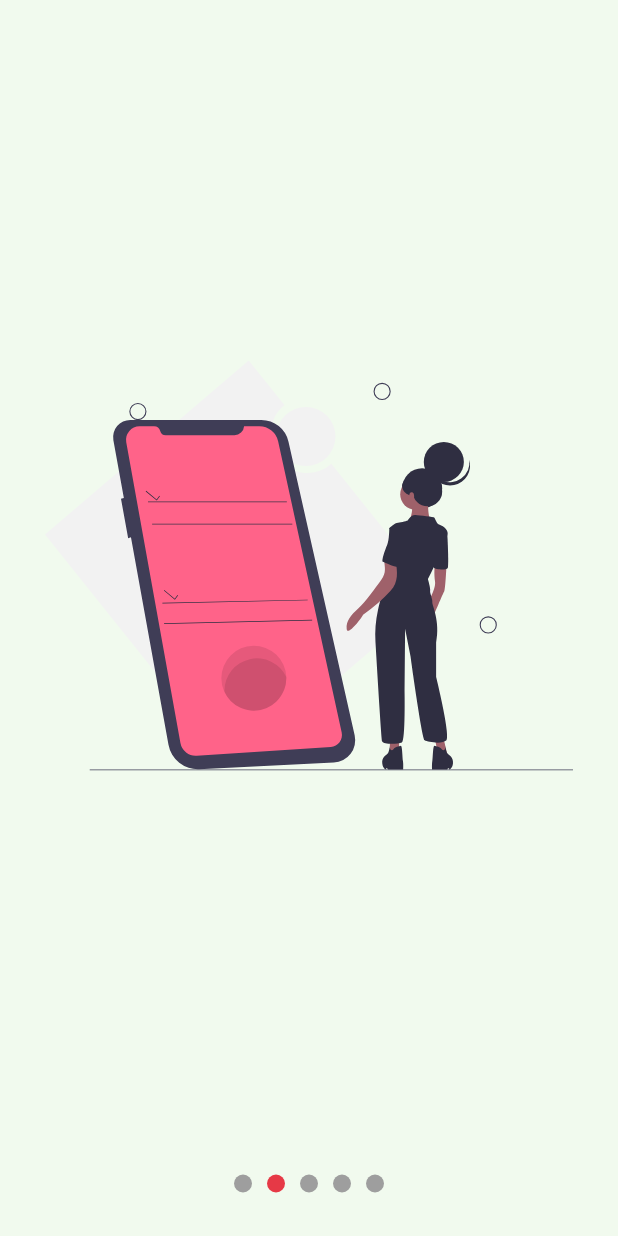
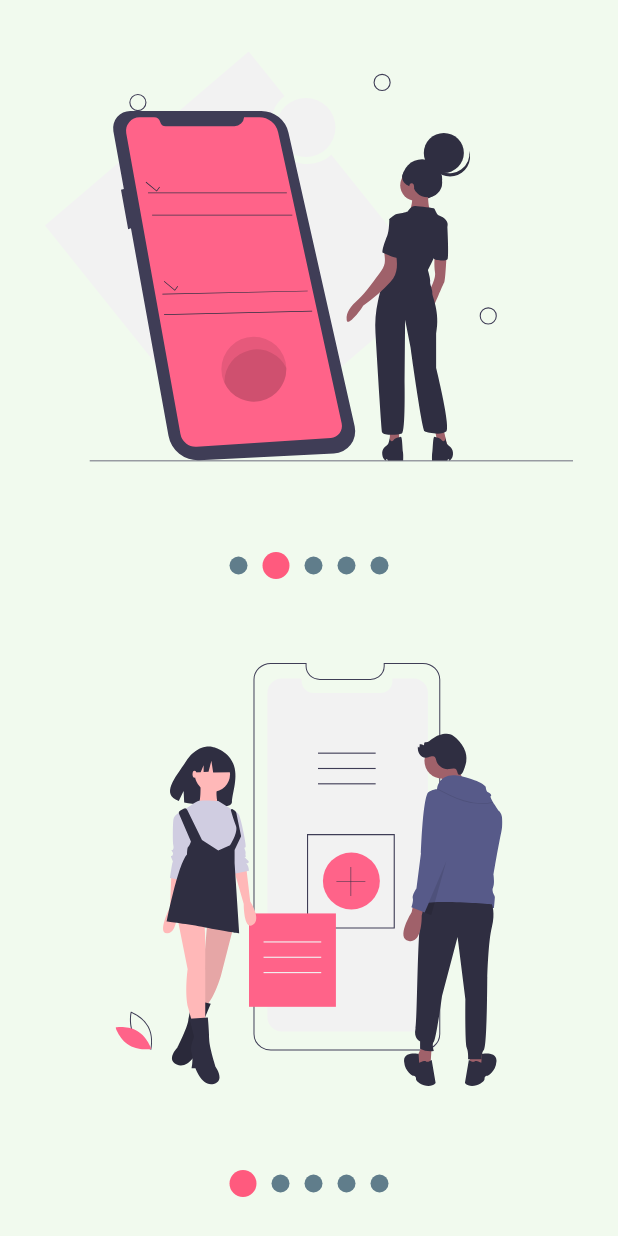
Before and after one commit to andresbadillo/flutter_sliders, a Flutter app: the screen it shows after launch, swiped to page 2, on a phone screen of 412 x 824 dp. Run offline on Flutter 3.47's test engine with Material 2 defaults, Android fonts, the phone set to English and light mode, and no system bars; our stand-ins replace flutter_svg.

Commit message:
Se finalizó el SlideShow

```diff
--- a/lib/src/pages/slideshow_page.dart
+++ b/lib/src/pages/slideshow_page.dart
@@ -9,10 +9,28 @@ class SlideshowPage extends StatelessWidget {
   Widget build(BuildContext context) {
     return Scaffold(
         backgroundColor: Color(0xfff1faee),
-      body: Slideshow(
+        body: Column(
+          children: [
+            Expanded(child: MySlideshow()),
+            Expanded(child: MySlideshow()),
+          ],
+        ));
+  }
+}
+
+class MySlideshow extends StatelessWidget {
+  const MySlideshow({
+    Key? key,
+  }) : super(key: key);
+
+  @override
+  Widget build(BuildContext context) {
+    return Slideshow(
+      bulletPrimario: 18,
+      bulletSecundario: 12,
       puntosArriba: false,
-        colorPrimario: Color(0xffe63946),
-        colorsecundario: Colors.grey,
+      colorPrimario: Color(0xffff5a7e),
+      colorsecundario: Colors.blueGrey,
       slides: [
         SvgPicture.asset('assets/svg/slide-1.svg'),
         SvgPicture.asset('assets/svg/slide-2.svg'),
@@ -20,7 +38,6 @@ class SlideshowPage extends StatelessWidget {
         SvgPicture.asset('assets/svg/slide-4.svg'),
         SvgPicture.asset('assets/svg/slide-5.svg'),
       ],
-      ),
     );
   }
 }
--- a/lib/src/widgets/slideshow.dart
+++ b/lib/src/widgets/slideshow.dart
@@ -2,14 +2,14 @@ import 'package:flutter/material.dart';
 
 import 'package:provider/provider.dart';
 // import 'package:flutter_svg/svg.dart';
-
-import '../models/slider_model.dart';
 
 class Slideshow extends StatelessWidget {
   final List<Widget> slides;
   final bool puntosArriba;
   final Color colorPrimario;
   final Color colorsecundario;
+  final double bulletPrimario;
+  final double bulletSecundario;
 
   const Slideshow({
     Key? key,
@@ -17,21 +17,57 @@ class Slideshow extends StatelessWidget {
     this.puntosArriba = false,
     this.colorPrimario = Colors.blue,
     this.colorsecundario = Colors.grey,
+    this.bulletPrimario = 12.0,
+    this.bulletSecundario = 12.0,
   }) : super(key: key);
 
   @override
   Widget build(BuildContext context) {
     return ChangeNotifierProvider(
-      create: (context) => SliderModel(),
+      create: (context) => _SlideshowModel(),
       child: SafeArea(
         child: Center(
-          child: Column(
+          child: Builder(
+            builder: (BuildContext context) {
+              Provider.of<_SlideshowModel>(context).colorPrimario =
+                  colorPrimario;
+              Provider.of<_SlideshowModel>(context).colorSecundario =
+                  colorsecundario;
+
+              Provider.of<_SlideshowModel>(context).bulletPrimario =
+                  bulletPrimario;
+              Provider.of<_SlideshowModel>(context).bulletSecundario =
+                  bulletSecundario;
+
+              return _EstructuralideShow(
+                puntosArriba: puntosArriba,
+                slides: slides,
+              );
+            },
+          ),
+        ),
+      ),
+    );
+  }
+}
+
+class _EstructuralideShow extends StatelessWidget {
+  const _EstructuralideShow({
+    Key? key,
+    required this.puntosArriba,
+    required this.slides,
+  }) : super(key: key);
+
+  final bool puntosArriba;
+  final List<Widget> slides;
+
+  @override
+  Widget build(BuildContext context) {
+    return Column(
       children: [
         if (puntosArriba)
           _Dots(
             totalSlides: slides.length,
-                  colorPrimario: colorPrimario,
-                  colorsecundario: colorsecundario,
           ),
         Expanded(
           child: _Slides(
@@ -41,27 +77,18 @@ class Slideshow extends StatelessWidget {
         if (!puntosArriba)
           _Dots(
             totalSlides: slides.length,
-                  colorPrimario: colorPrimario,
-                  colorsecundario: colorsecundario,
           ),
       ],
-          ),
-        ),
-      ),
     );
   }
 }
 
 class _Dots extends StatelessWidget {
   final int totalSlides;
-  final Color colorPrimario;
-  final Color colorsecundario;
 
   const _Dots({
     Key? key,
     required this.totalSlides,
-    required this.colorPrimario,
-    required this.colorsecundario,
   }) : super(key: key);
 
   @override
@@ -71,13 +98,7 @@ class _Dots extends StatelessWidget {
       height: 70,
       child: Row(
         mainAxisAlignment: MainAxisAlignment.center,
-        children: List.generate(
-            totalSlides,
-            (i) => _Dot(
-                  index: i,
-                  colorPrimario: colorPrimario,
-                  colorsecundario: colorsecundario,
-                )),
+        children: List.generate(totalSlides, (i) => _Dot(index: i)),
         // children: [
         //   _Dot(index: 0),
         //   _Dot(index: 1),
@@ -90,29 +111,35 @@ class _Dots extends StatelessWidget {
 
 class _Dot extends StatelessWidget {
   final int index;
-  final Color colorPrimario;
-  final Color colorsecundario;
 
   const _Dot({
     Key? key,
     required this.index,
-    required this.colorPrimario,
-    required this.colorsecundario,
   }) : super(key: key);
 
   @override
   Widget build(BuildContext context) {
-    final pageViewIndex = Provider.of<SliderModel>(context).currentPage;
+    final ssModel = Provider.of<_SlideshowModel>(context);
+
+    double tamano;
+    Color color;
+
+    if (ssModel.currentPage >= index - 0.5 &&
+        ssModel.currentPage <= index + 0.5) {
+      tamano = ssModel.bulletPrimario;
+      color = ssModel.colorPrimario;
+    } else {
+      tamano = ssModel.bulletSecundario;
+      color = ssModel.colorSecundario;
+    }
 
     return AnimatedContainer(
-      duration: const Duration(milliseconds: 200),
-      width: 12,
-      height: 12,
+      duration: const Duration(milliseconds: 300),
+      width: tamano,
+      height: tamano,
       margin: const EdgeInsets.symmetric(horizontal: 5),
       decoration: BoxDecoration(
-        color: (pageViewIndex >= index - 0.5 && pageViewIndex <= index + 0.5)
-            ? colorPrimario
-            : colorsecundario,
+        color: color,
         shape: BoxShape.circle,
       ),
     );
@@ -138,7 +165,7 @@ class _SlidesState extends State<_Slides> {
     pageViewController.addListener(() {
       // print('Página actual: ${pageViewController.page}');
       // Actualizar el provider: SliderModel
-      Provider.of<SliderModel>(context, listen: false).currentPage =
+      Provider.of<_SlideshowModel>(context, listen: false).currentPage =
           pageViewController.page!;
     });
   }
@@ -184,3 +211,42 @@ class _Slide extends StatelessWidget {
     );
   }
 }
+
+class _SlideshowModel with ChangeNotifier {
+  double _currentPage = 0;
+  Color _colorPrimario = Colors.blue;
+  Color _colorSecundario = Colors.grey;
+  double _bulletPrimario = 12;
+  double _bulletSecundario = 12;
+
+  double get currentPage => _currentPage;
+
+  set currentPage(double paginaActual) {
+    _currentPage = paginaActual;
+    notifyListeners();
+  }
+
+  Color get colorPrimario => _colorPrimario;
+
+  set colorPrimario(Color color) {
+    _colorPrimario = color;
+  }
+
+  Color get colorSecundario => _colorSecundario;
+
+  set colorSecundario(Color color) {
+    _colorSecundario = color;
+  }
+
+  double get bulletPrimario => _bulletPrimario;
+
+  set bulletPrimario(double tamano) {
+    _bulletPrimario = tamano;
+  }
+
+  double get bulletSecundario => _bulletSecundario;
+
+  set bulletSecundario(double tamano) {
+    _bulletSecundario = tamano;
+  }
+}
```
Lines whose indentation alone changed are shown as unchanged.
